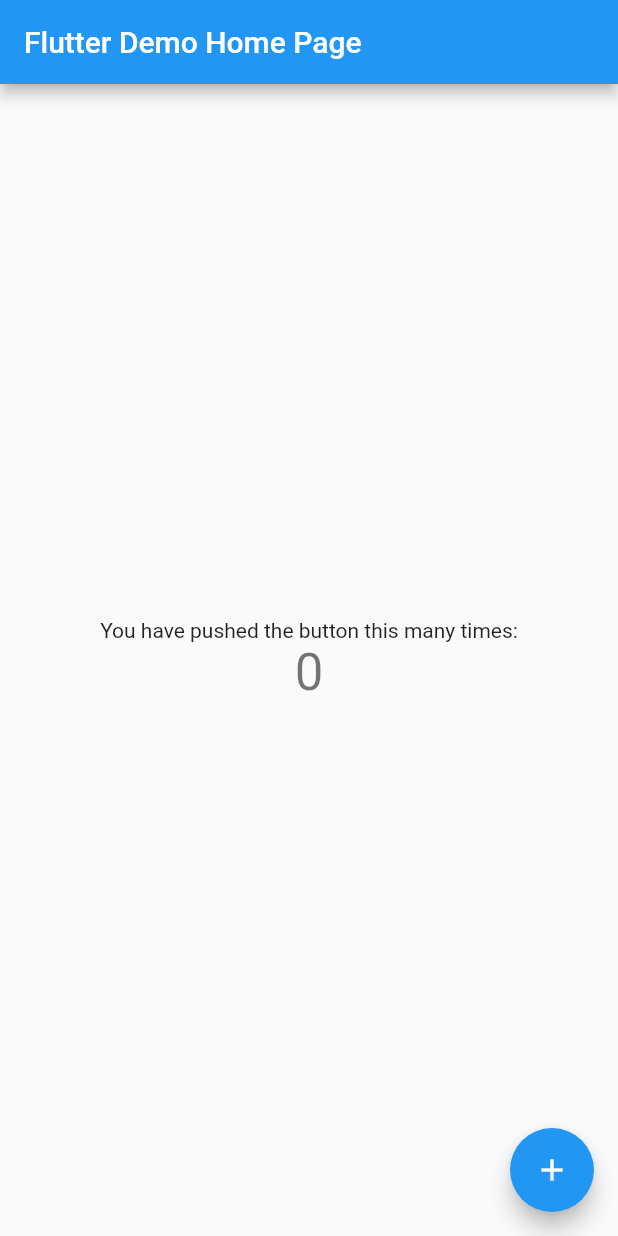
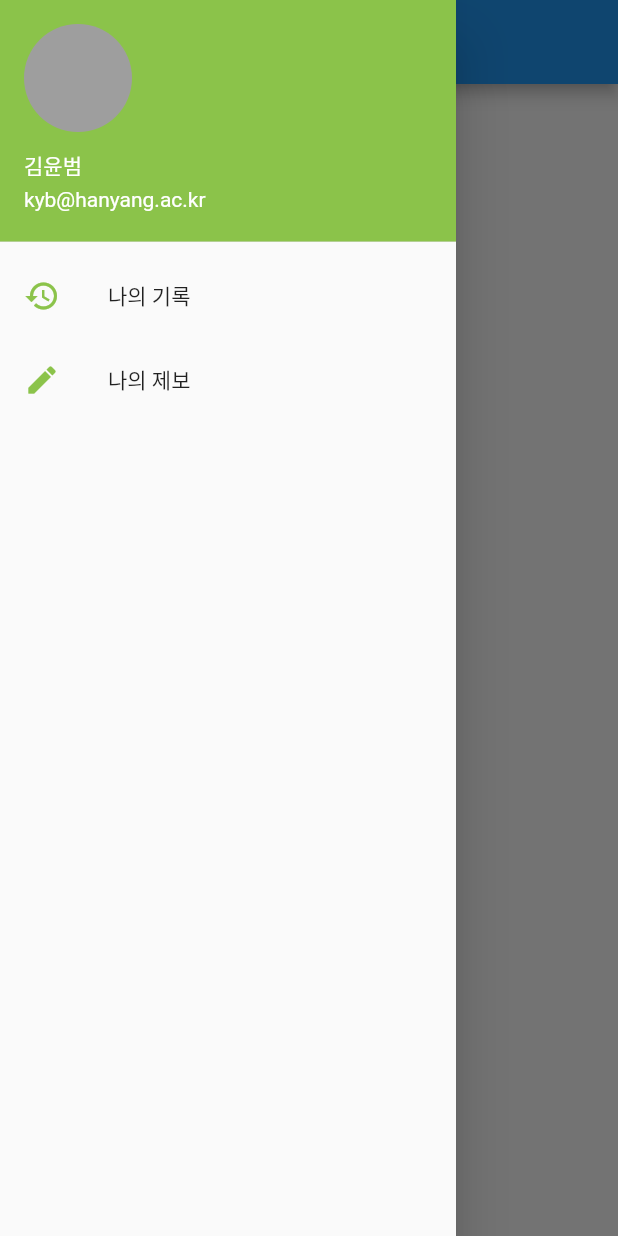
Before and after one commit to kyunbeom/RoadToHanyang, a Flutter app: the screen it shows after launch, with the side drawer open (before the commit the screen has no drawer), on a phone screen of 412 x 824 dp. Run offline on Flutter 3.47's test engine with Material 2 defaults, Android fonts, the phone set to English and light mode, and no system bars.

Commit message:
HamburgerBar

```diff
--- /dev/null
+++ b/lib/hamburger.dart
@@ -0,0 +1,39 @@
+import 'package:flutter/material.dart';
+
+hamburger() {
+  return Drawer(
+    child: ListView(
+      padding: EdgeInsets.zero,
+      children: [
+        const UserAccountsDrawerHeader(
+          currentAccountPicture: CircleAvatar(
+            backgroundColor: Colors.grey,
+          ),
+          accountName: Text('김윤범'),
+          accountEmail: Text('kyb@hanyang.ac.kr'),
+          decoration: BoxDecoration(
+            color: Colors.lightGreen,
+          ),
+        ),
+        ListTile(
+          leading: Icon(Icons.history),
+          iconColor: Colors.lightGreen,
+          focusColor: Colors.lightGreen,
+          title: const Text('나의 기록'),
+          onTap: () {
+            //Navigator.pop(context);
+          },
+        ),
+        ListTile(
+          leading: Icon(Icons.mode),
+          iconColor: Colors.lightGreen,
+          focusColor: Colors.lightGreen,
+          title: const Text('나의 제보'),
+          onTap: () {
+            //Navigator.pop(context);
+          },
+        )
+      ],
+    ),
+  );
+}
--- a/lib/main.dart
+++ b/lib/main.dart
@@ -1,4 +1,5 @@
 import 'package:flutter/material.dart';
+import 'package:road_to_hanyang/test.dart';
 
 void main() {
   runApp(const MyApp());
@@ -24,7 +25,7 @@
         // is not restarted.
         primarySwatch: Colors.blue,
       ),
-      home: const MyHomePage(title: 'Flutter Demo Home Page'),
+      home: const TestScreen(title: 'Flutter Demo Home Page'),
     );
   }
 }
--- /dev/null
+++ b/lib/test.dart
@@ -0,0 +1,21 @@
+import 'package:flutter/material.dart';
+import 'package:road_to_hanyang/hamburger.dart';
+
+class TestScreen extends StatefulWidget {
+  const TestScreen({Key? key, required String title}) : super(key: key);
+
+  @override
+  State<TestScreen> createState() => _TestScreenState();
+}
+
+class _TestScreenState extends State<TestScreen> {
+  @override
+  Widget build(BuildContext context) {
+    return Scaffold(
+      appBar: AppBar(
+        title: Text('test'),
+      ),
+      drawer: hamburger(),
+    );
+  }
+}
```
